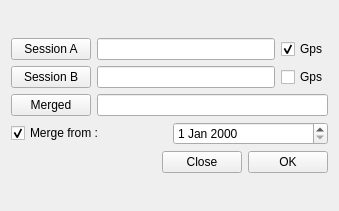
Qt form src/gui/ui/merge.ui (hytechimaging/sammo-boat) before a commit.
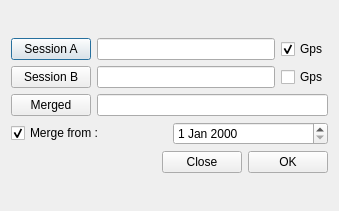
The same form after that commit.

Patch:
```diff
--- a/src/gui/ui/merge.ui
+++ b/src/gui/ui/merge.ui
@@ -1,7 +1,7 @@
 <?xml version="1.0" encoding="UTF-8"?>
 <ui version="4.0">
- <class>Frame</class>
- <widget class="QFrame" name="Frame">
+ <class>Dialog</class>
+ <widget class="QDialog" name="Dialog">
   <property name="geometry">
    <rect>
     <x>0</x>
```
